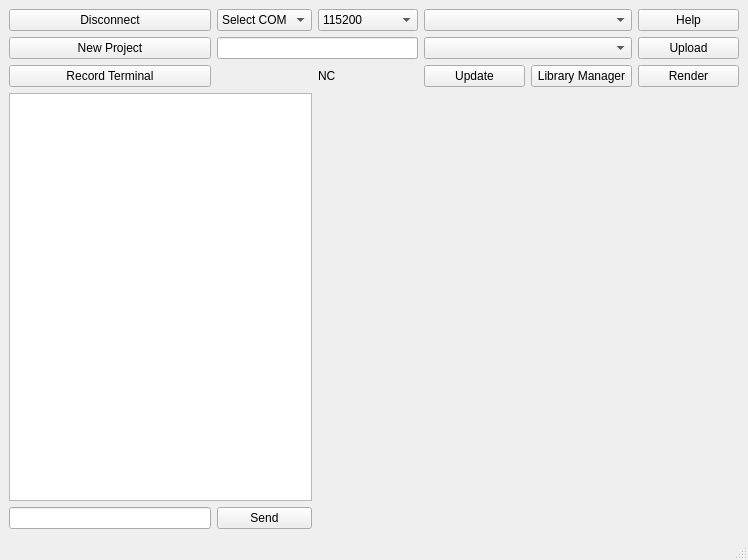
Old version of the form Ui/GraphingUi.ui in the repository OrionAerospaceYT/SideKick.
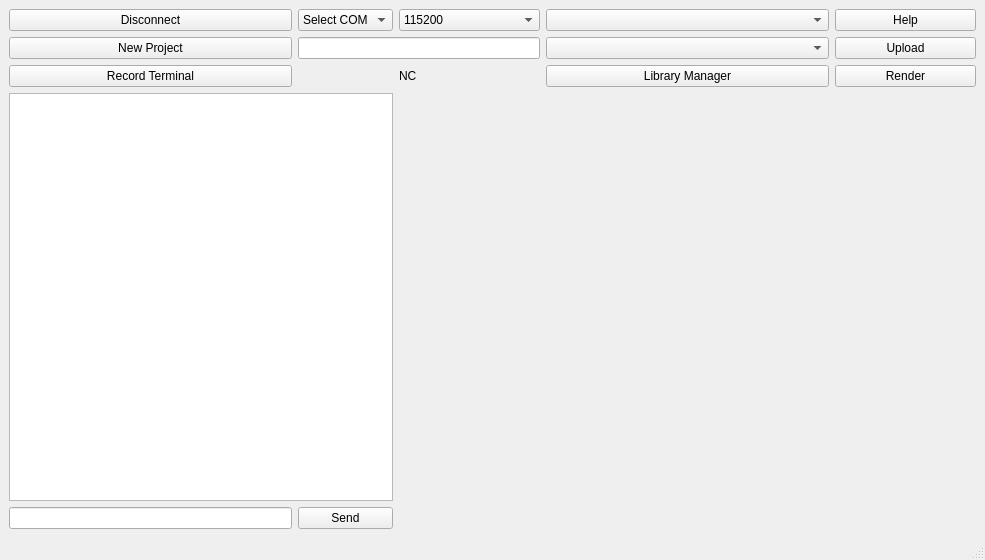
New version of the form.

Patch:
```diff
--- a/Ui/GraphingUi.ui
+++ b/Ui/GraphingUi.ui
@@ -6,8 +6,8 @@
    <rect>
     <x>0</x>
     <y>0</y>
-    <width>748</width>
-    <height>560</height>
+    <width>985</width>
+    <height>558</height>
    </rect>
   </property>
   <property name="windowTitle">
@@ -112,13 +112,6 @@
         </property>
        </widget>
       </item>
-      <item row="2" column="4">
-       <widget class="QPushButton" name="lib_manager">
-        <property name="text">
-         <string>Library Manager</string>
-        </property>
-       </widget>
-      </item>
       <item row="2" column="1">
        <widget class="QLabel" name="label">
         <property name="text">
@@ -172,13 +165,6 @@
       <item row="1" column="3" colspan="2">
        <widget class="QComboBox" name="project_paths"/>
       </item>
-      <item row="2" column="3">
-       <widget class="QPushButton" name="update">
-        <property name="text">
-         <string>Update</string>
-        </property>
-       </widget>
-      </item>
       <item row="2" column="2">
        <widget class="QLabel" name="COM">
         <property name="text">
@@ -186,6 +172,13 @@
         </property>
        </widget>
       </item>
+      <item row="2" column="3" colspan="2">
+       <widget class="QPushButton" name="lib_manager">
+        <property name="text">
+         <string>Library Manager</string>
+        </property>
+       </widget>
+      </item>
      </layout>
     </item>
    </layout>
```
